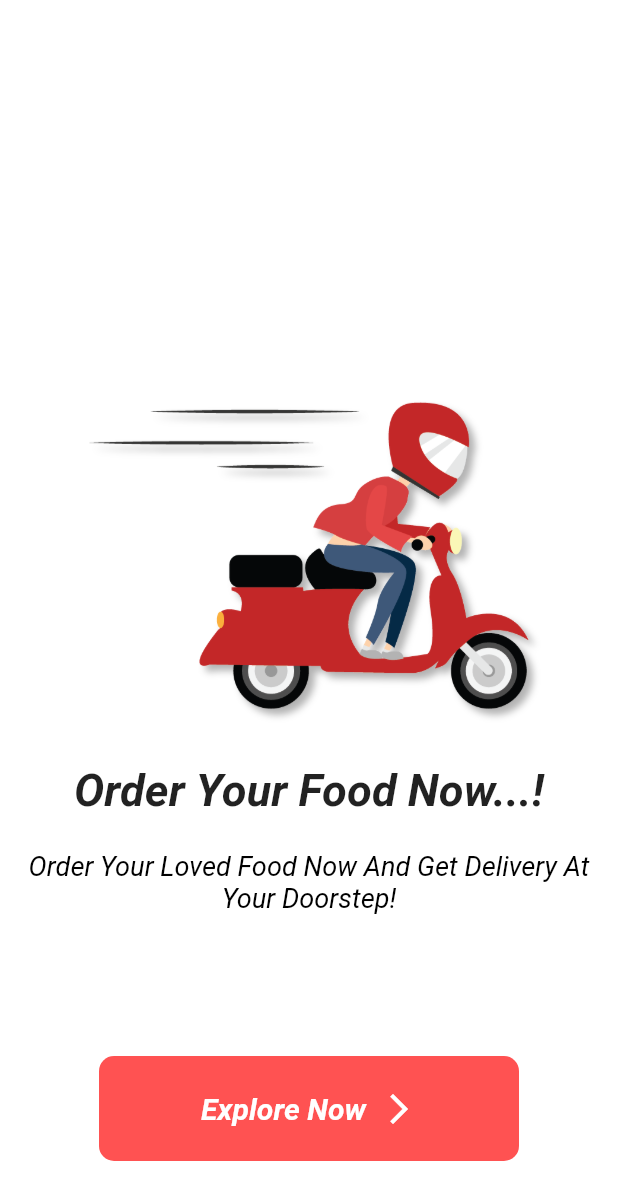
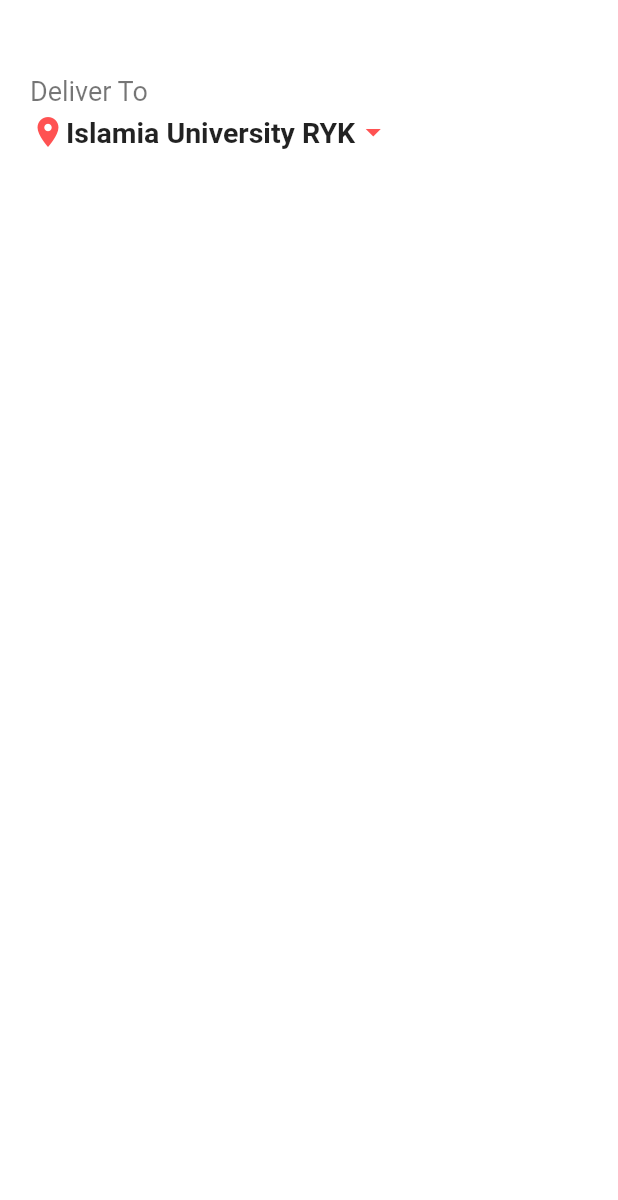
Before and after one commit to hsni4572/food_ordering_app_ui_design, a Flutter app: the screen it shows after launch, after a tap on "Explore Now", on a phone screen of 412 x 824 dp. Shown: the top 1200 px of the screen. Run offline on Flutter 3.47's test engine with Material 2 defaults, Android fonts, the phone set to English and light mode, and no system bars.

Commit message:
git commit

```diff
--- /dev/null
+++ b/lib/homescreen.dart
@@ -0,0 +1,67 @@
+// ignore_for_file: camel_case_types, prefer_const_constructors, must_be_immutable, use_full_hex_values_for_flutter_colors, prefer_const_literals_to_create_immutables
+
+import 'package:flutter/material.dart';
+
+class homescreen extends StatelessWidget {
+  homescreen({super.key});
+
+  List foods = ["Burger", "Pizza", "Snacks", "Water"];
+  List foods2 = ["Chicken Burger", "Cheese Pizza"];
+  List<Color> bgColors = [
+    Color(0xFFFBDCDA),
+    Color(0xFFD4EEF3),
+    Color(0xFFFAE6D5),
+    Color(0xFFEFCFE7),
+  ];
+
+  @override
+  Widget build(BuildContext context) {
+    return Material(
+      color: Colors.white,
+      child: SingleChildScrollView(
+        child: Column(
+          children: [
+            SizedBox(height: 50),
+            Padding(
+              padding: EdgeInsets.symmetric(horizontal: 20),
+              child: Row(
+                mainAxisAlignment: MainAxisAlignment.start,
+                children: [
+                  Column(
+                    mainAxisAlignment: MainAxisAlignment.start,
+                    crossAxisAlignment: CrossAxisAlignment.start,
+                    children: [
+                      Text(
+                        'Deliver To',
+                        style: TextStyle(fontSize: 18, color: Colors.black54),
+                      ),
+                      SizedBox(height: 5),
+                      Row(
+                        mainAxisAlignment: MainAxisAlignment.spaceEvenly,
+                        children: [
+                          Icon(
+                            Icons.location_on,
+                            color: Colors.redAccent,
+                          ),
+                          Text(
+                            'Islamia University RYK',
+                            style: TextStyle(
+                                fontWeight: FontWeight.bold, fontSize: 19),
+                          ),
+                          Icon(
+                            Icons.arrow_drop_down,
+                            color: Colors.redAccent,
+                          ),
+                        ],
+                      )
+                    ],
+                  ),
+                ],
+              ),
+            )
+          ],
+        ),
+      ),
+    );
+  }
+}
--- a/lib/welcome_page.dart
+++ b/lib/welcome_page.dart
@@ -1,6 +1,7 @@
 // ignore_for_file: camel_case_types, prefer_const_constructors, prefer_const_literals_to_create_immutables
 
 import 'package:flutter/material.dart';
+import 'package:food_ordering_app_ui_design/homescreen.dart';
 
 class welcome_page extends StatelessWidget {
   const welcome_page({super.key});
@@ -14,7 +15,7 @@
         children: [
           Image.asset('assets/images/boy.png'),
           SizedBox(
-            height: 15,
+            height: 1,
           ),
           Text(
             'Order Your Food Now...!',
@@ -25,26 +26,29 @@
             ),
           ),
           SizedBox(
-            height: 8,
+            height: 1,
           ),
           Padding(
             padding: EdgeInsets.all(15),
             child: Text(
               'Order Your Loved Food Now And Get Delivery At Your Doorstep!',
               style: TextStyle(
-                  fontSize: 18,
+                  fontSize: 13,
                   color: Colors.black,
                   fontStyle: FontStyle.italic),
               textAlign: TextAlign.center,
             ),
           ),
           SizedBox(
-            height: 80,
+            height: 160,
           ),
           InkWell(
-            onTap: () {},
+            onTap: () {
+              Navigator.push(context,
+                  MaterialPageRoute(builder: (context) => homescreen()));
+            },
             child: Container(
-              height: 70,
+              height: 60,
               width: 280,
               decoration: BoxDecoration(
                   color: Colors.redAccent,
@@ -72,7 +76,7 @@
             ),
           ),
           SizedBox(
-            height: 50,
+            height: 30,
           )
         ],
       ),
```
Also changed, not shown: assets/images/husnain.jpg (added).
